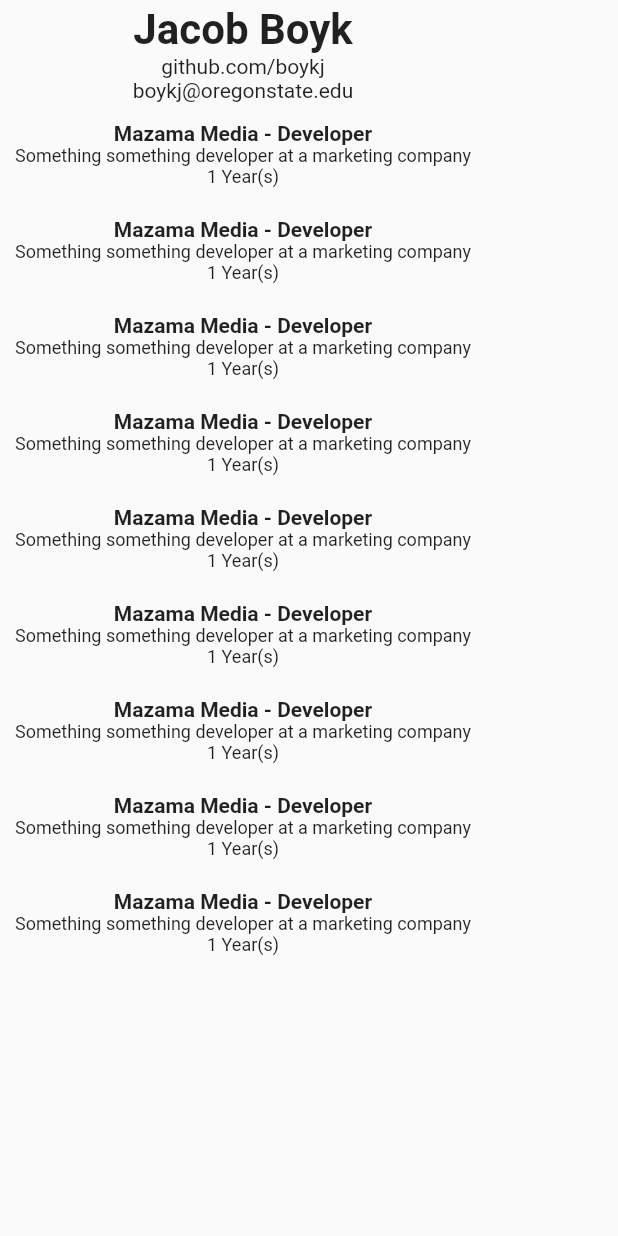
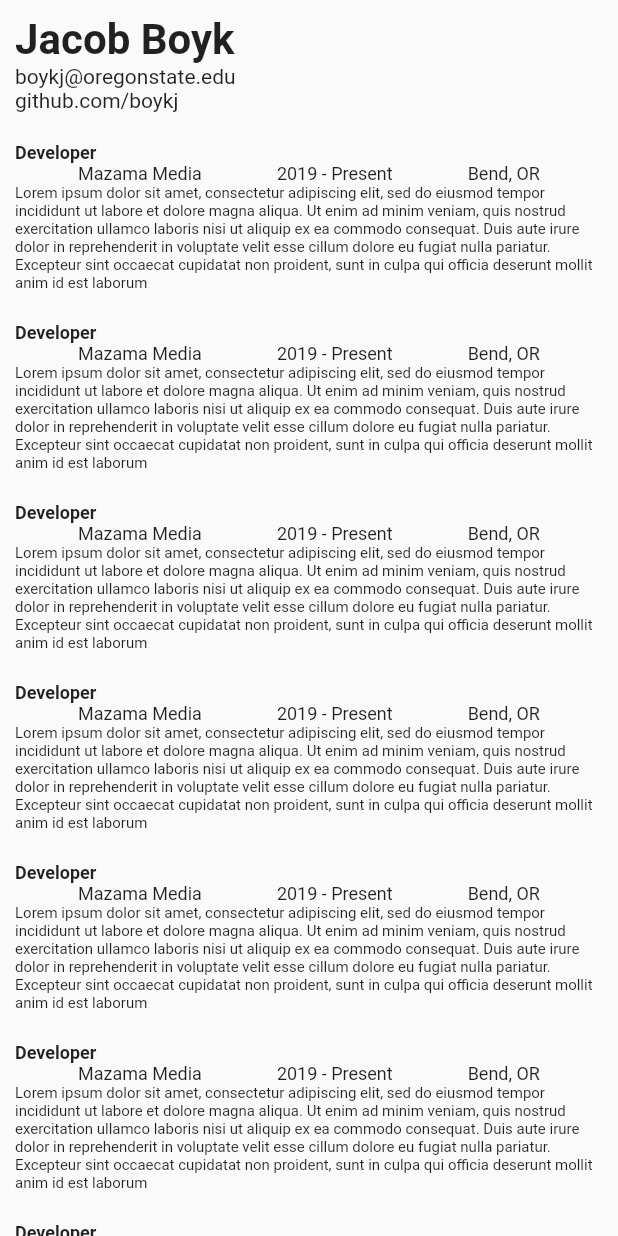
Before and after one commit to boykj/cs492-callMeMaybe, a Flutter app: the ResumeList screen opened directly, on a phone screen of 412 x 824 dp. Run offline on Flutter 3.47's test engine with Material 2 defaults, Android fonts, the phone set to English and light mode, and no system bars; Roboto replaces fonts that are missing (Georgia).

Commit message:
Missed a bunch of commits:
Final project turn in

```diff
--- a/lib/myApp.dart
+++ b/lib/myApp.dart
@@ -15,7 +15,9 @@ class MyApp extends StatelessWidget {
                 headline5: TextStyle(
                     fontSize: 24,
                     fontWeight: FontWeight.bold,
-                    fontFamily: 'Oswald'),
+                    fontFamily: 'Oswald',
+                    height: 3,
+                    color: Colors.grey),
                 headline6: TextStyle(
                     fontSize: 24, fontWeight: FontWeight.bold, height: 3))),
         home: DefaultLayout());
--- a/lib/randomResponseGenerator.dart
+++ b/lib/randomResponseGenerator.dart
@@ -34,11 +34,11 @@ class _RandomResponseState extends State<RandomResponseGenerator> {
             mainAxisAlignment: MainAxisAlignment.center,
             children: <Widget>[
               Text('Call me, maybe?',
-                  style: Theme.of(context).textTheme.headline6),
+                  style: Theme.of(context).textTheme.headline5),
               InkWell(
                   child: Text('Click me for an answer'),
                   onTap: () => _echoWords()),
-              Text('$answerText', style: Theme.of(context).textTheme.headline6)
+              Text('$answerText', style: Theme.of(context).textTheme.headline5)
             ]),
       ),
     );
--- a/lib/resumeList.dart
+++ b/lib/resumeList.dart
@@ -1,5 +1,4 @@
 import 'package:flutter/material.dart';
-import 'package:url_launcher/url_launcher.dart';
 import 'githubLink.dart';
 import 'emailLink.dart';
 
@@ -8,14 +7,13 @@ class ResumeList extends StatefulWidget {
   _ResumeListState createState() => _ResumeListState();
 }
 
-final headerTitle = 'Mazama Media - Developer';
-final headerDetails = 'Something something developer at a marketing company';
-final headerExperience = '1 Year(s)';
-
-List resumeListing = [
-  paddedTextBlock(headerTitle, headerDetails, headerExperience),
-  paddedTextBlock(headerTitle, headerDetails, headerExperience)
-];
+final headerTitle = 'Developer';
+final headerDetails = 'Mazama Media';
+final experienceTime = '2019 - Present';
+final location = 'Bend, OR';
+final headerExperience =
+    'Lorem ipsum dolor sit amet, consectetur adipiscing elit, sed do eiusmod tempor incididunt ut labore et dolore magna aliqua. Ut enim ad minim veniam, quis nostrud exercitation ullamco laboris nisi ut aliquip ex ea commodo consequat. Duis aute irure dolor in reprehenderit in voluptate velit esse cillum dolore eu fugiat nulla pariatur. Excepteur sint occaecat cupidatat non proident, sunt in culpa qui officia deserunt mollit anim id est laborum';
+final resumeVariable = 8;
 
 class _ResumeListState extends State<ResumeList> {
   @override
@@ -23,39 +21,52 @@ class _ResumeListState extends State<ResumeList> {
     return Scaffold(
         body: SingleChildScrollView(
       child: Column(children: [
-        titleBlock(context),
-        paddedTextBlock(headerTitle, headerDetails, headerExperience),
-        paddedTextBlock(headerTitle, headerDetails, headerExperience),
-        paddedTextBlock(headerTitle, headerDetails, headerExperience),
-        paddedTextBlock(headerTitle, headerDetails, headerExperience),
-        paddedTextBlock(headerTitle, headerDetails, headerExperience),
-        paddedTextBlock(headerTitle, headerDetails, headerExperience),
-        paddedTextBlock(headerTitle, headerDetails, headerExperience),
-        paddedTextBlock(headerTitle, headerDetails, headerExperience),
-        paddedTextBlock(headerTitle, headerDetails, headerExperience)
+        titleBlock(),
+        paddedTextBlock(),
+        paddedTextBlock(),
+        paddedTextBlock(),
+        paddedTextBlock(),
+        paddedTextBlock(),
+        paddedTextBlock(),
+        paddedTextBlock(),
+        paddedTextBlock()
       ]),
     ));
   }
 }
 
-Widget paddedTextBlock(title, details, experience) {
+Widget paddedTextBlock() {
   return Padding(
       padding: EdgeInsets.all(10),
       child: Column(children: [
-        Text(title,
-            style: TextStyle(fontSize: 14, fontWeight: FontWeight.bold)),
-        Text(details, style: TextStyle(fontSize: 12)),
-        Text(experience, style: TextStyle(fontSize: 12))
+        Row(children: [
+          Text(headerTitle,
+              style: TextStyle(fontSize: 12, fontWeight: FontWeight.bold))
+        ]),
+        Wrap(
+            alignment: WrapAlignment.end,
+            spacing: 50.0,
+            runSpacing: 30.0,
+            children: [
+              Text(headerDetails, style: TextStyle(fontSize: 12)),
+              Text(experienceTime, style: TextStyle(fontSize: 12)),
+              Text(location, style: TextStyle(fontSize: 12))
+            ]),
+        Wrap(children: [
+          Text(headerExperience, style: TextStyle(fontSize: 10)),
+        ])
       ]));
 }
 
-Widget titleBlock(context) {
+Widget titleBlock() {
   return Padding(
-      padding: EdgeInsets.all(3),
+      padding: EdgeInsets.all(10),
       child: Column(children: [
-        Text('Jacob Boyk',
-            style: TextStyle(fontSize: 28, fontWeight: FontWeight.bold)),
-        InkWell(child: GithubLink()),
-        InkWell(child: EmailLink())
+        Row(children: [
+          Text('Jacob Boyk',
+              style: TextStyle(fontSize: 28, fontWeight: FontWeight.bold))
+        ]),
+        Row(children: [InkWell(child: EmailLink())]),
+        Row(children: [InkWell(child: GithubLink())])
       ]));
 }
```
Also changed, not shown: lib/businessCard.dart (+12 -7 lines).
